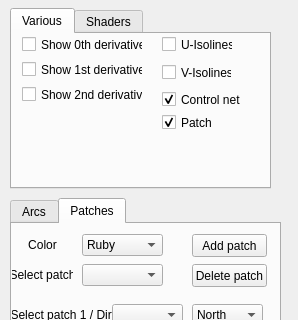
First picture: the form in QtFramework/GUI/SideWidget.ui, repository Peachmann/Grafika, before the edit; both pictures show x 0 to 298 and y 272 to 592 of the 298 by 887 pixel window.
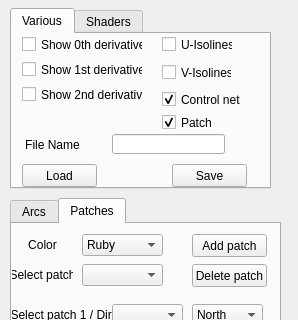
Second picture: the form after the edit. The open tabs and pages were chosen to show the change.

Commit message: Arc indexing by ComboBox, Load/Save w/ color

```diff
--- a/QtFramework/GUI/SideWidget.ui
+++ b/QtFramework/GUI/SideWidget.ui
@@ -349,6 +349,58 @@
       <bool>true</bool>
      </property>
     </widget>
+    <widget class="QLabel" name="label_30">
+     <property name="geometry">
+      <rect>
+       <x>0</x>
+       <y>100</y>
+       <width>81</width>
+       <height>21</height>
+      </rect>
+     </property>
+     <property name="text">
+      <string>File Name</string>
+     </property>
+     <property name="alignment">
+      <set>Qt::AlignCenter</set>
+     </property>
+    </widget>
+    <widget class="QLineEdit" name="lineEdit">
+     <property name="geometry">
+      <rect>
+       <x>100</x>
+       <y>100</y>
+       <width>113</width>
+       <height>20</height>
+      </rect>
+     </property>
+    </widget>
+    <widget class="QPushButton" name="load_button">
+     <property name="geometry">
+      <rect>
+       <x>10</x>
+       <y>130</y>
+       <width>75</width>
+       <height>23</height>
+      </rect>
+     </property>
+     <property name="text">
+      <string>Load</string>
+     </property>
+    </widget>
+    <widget class="QPushButton" name="save_button">
+     <property name="geometry">
+      <rect>
+       <x>160</x>
+       <y>130</y>
+       <width>75</width>
+       <height>23</height>
+      </rect>
+     </property>
+     <property name="text">
+      <string>Save</string>
+     </property>
+    </widget>
    </widget>
    <widget class="QWidget" name="tab">
     <attribute name="title">
```
Left out of the diff: 2 changed lines with no effect on the pictures. The commit also changes 6 other files.
